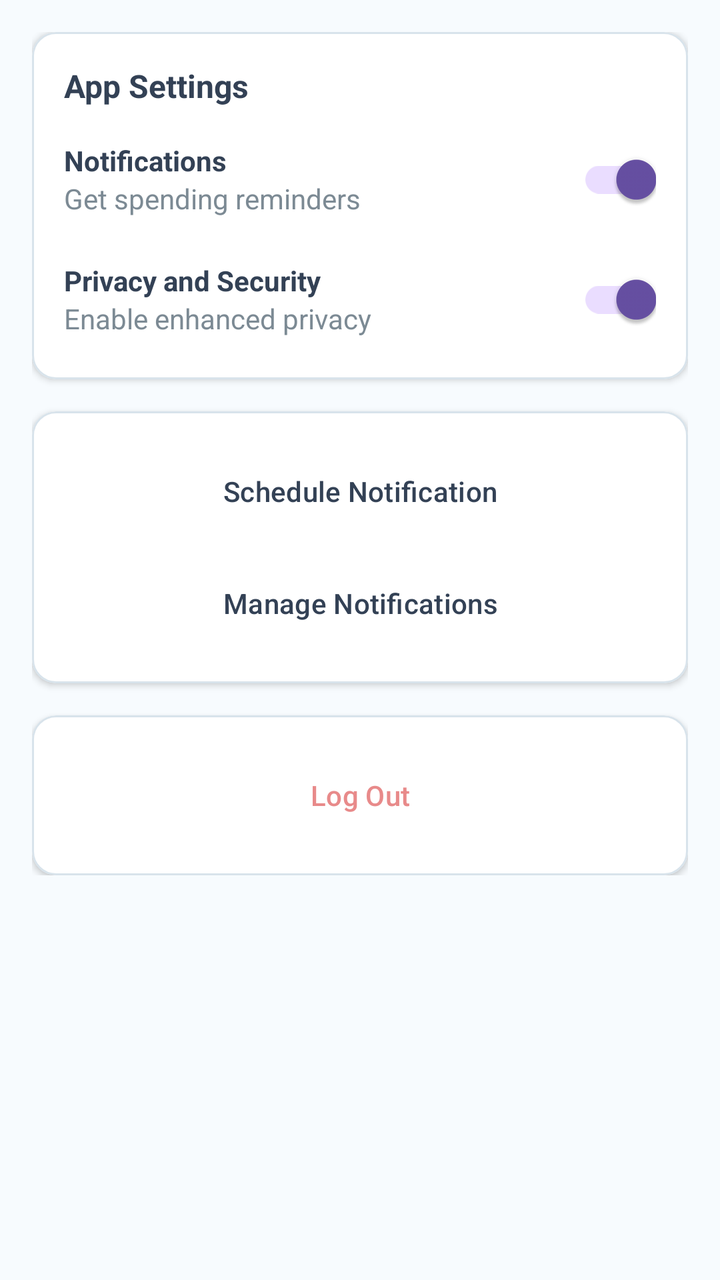
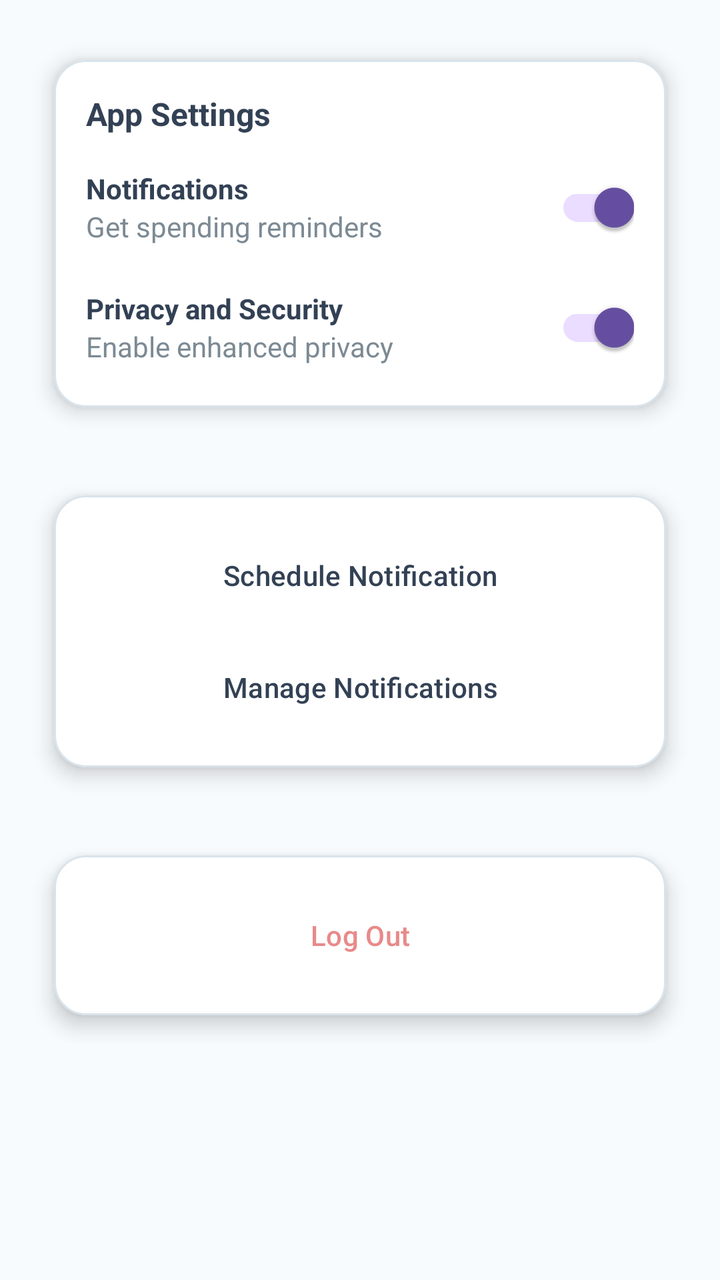

Screens rendered from an Android XML layout before and after an edit, with the pre-edit source and the edit as a unified diff.
<!-- AndroidManifest.xml: application theme Theme.MyApplication -->
<!-- res/layout/fragment_profile_settings.xml -->
<?xml version="1.0" encoding="utf-8"?>
<ScrollView xmlns:android="http://schemas.android.com/apk/res/android"
    xmlns:app="http://schemas.android.com/apk/res-auto"
    xmlns:tools="http://schemas.android.com/tools"
    android:layout_width="match_parent"
    android:layout_height="match_parent"
    android:background="@color/background"
    android:padding="16dp">

    <LinearLayout
        android:layout_width="match_parent"
        android:layout_height="wrap_content"
        android:orientation="vertical">

        
        <com.google.android.material.card.MaterialCardView
            android:layout_width="match_parent"
            android:layout_height="wrap_content"
            android:layout_marginBottom="16dp"
            app:cardCornerRadius="12dp"
            app:cardElevation="2dp"
            app:cardBackgroundColor="@color/card_background"
            app:strokeColor="@color/border"
            app:strokeWidth="1dp">

            <LinearLayout
                android:layout_width="match_parent"
                android:layout_height="wrap_content"
                android:orientation="vertical"
                android:padding="16dp">

                <TextView
                    android:layout_width="wrap_content"
                    android:layout_height="wrap_content"
                    android:text="@string/app_settings"
                    android:textColor="@color/foreground"
                    android:textSize="16sp"
                    android:textStyle="bold"
                    android:layout_marginBottom="12dp" />

                
                <LinearLayout
                    android:layout_width="match_parent"
                    android:layout_height="wrap_content"
                    android:orientation="horizontal"
                    android:gravity="center_vertical"
                    android:layout_marginBottom="12dp">

                    <LinearLayout
                        android:layout_width="0dp"
                        android:layout_height="wrap_content"
                        android:layout_weight="1"
                        android:orientation="vertical">

                        <TextView
                            android:layout_width="wrap_content"
                            android:layout_height="wrap_content"
                            android:text="@string/notifications"
                            android:textStyle="bold"
                            android:textColor="@color/foreground" />

                        <TextView
                            android:layout_width="wrap_content"
                            android:layout_height="wrap_content"
                            android:text="@string/get_spending_reminders"
                            android:textColor="@color/muted_foreground"
                            tools:ignore="TextContrastCheck" />

                    </LinearLayout>

                    <androidx.appcompat.widget.SwitchCompat
                        android:id="@+id/notificationsSwitch"
                        android:layout_width="wrap_content"
                        android:layout_height="wrap_content"
                        android:checked="true"
                        android:thumbTint="@color/primary"
                        android:trackTint="@color/primary_soft"
                        tools:ignore="DuplicateSpeakableTextCheck" />

                </LinearLayout>

                
                <LinearLayout
                    android:layout_width="match_parent"
                    android:layout_height="wrap_content"
                    android:orientation="horizontal"
                    android:gravity="center_vertical">

                    <LinearLayout
                        android:layout_width="0dp"
                        android:layout_height="wrap_content"
                        android:layout_weight="1"
                        android:orientation="vertical">

                        <TextView
                            android:layout_width="wrap_content"
                            android:layout_height="wrap_content"
                            android:text="@string/privacy_and_security"
                            android:textStyle="bold"
                            android:textColor="@color/foreground" />

                        <TextView
                            android:layout_width="wrap_content"
                            android:layout_height="wrap_content"
                            android:text="@string/enable_enhanced_privacy"
                            android:textColor="@color/muted_foreground"
                            tools:ignore="TextContrastCheck" />

                    </LinearLayout>

                    <androidx.appcompat.widget.SwitchCompat
                        android:id="@+id/privacySecuritySwitch"
                        android:layout_width="wrap_content"
                        android:layout_height="wrap_content"
                        android:checked="true"
                        android:thumbTint="@color/primary"
                        android:trackTint="@color/primary_soft" />

                </LinearLayout>

            </LinearLayout>
        </com.google.android.material.card.MaterialCardView>

        
        <com.google.android.material.card.MaterialCardView
            android:layout_width="match_parent"
            android:layout_height="wrap_content"
            android:layout_marginBottom="16dp"
            app:cardCornerRadius="12dp"
            app:cardElevation="2dp"
            app:cardBackgroundColor="@color/card_background"
            app:strokeColor="@color/border"
            app:strokeWidth="1dp">

            <LinearLayout
                android:layout_width="match_parent"
                android:layout_height="wrap_content"
                android:orientation="vertical"
                android:padding="16dp">

                <Button
                    android:id="@+id/btnScheduleNotification"
                    style="@style/Widget.Material3.Button.TextButton"
                    android:layout_width="match_parent"
                    android:layout_height="wrap_content"
                    android:text="Schedule Notification"
                    android:textColor="@color/foreground"
                    android:backgroundTint="@android:color/transparent"
                    android:foreground="?attr/selectableItemBackground"
                    tools:ignore="TextContrastCheck,VisualLintButtonSize" />

                <View
                    android:layout_width="match_parent"
                    android:layout_height="8dp" />

                <Button
                    android:id="@+id/btnManageNotifications"
                    style="@style/Widget.Material3.Button.TextButton"
                    android:layout_width="match_parent"
                    android:layout_height="wrap_content"
                    android:text="Manage Notifications"
                    android:textColor="@color/foreground"
                    android:backgroundTint="@android:color/transparent"
                    android:foreground="?attr/selectableItemBackground"
                    tools:ignore="TextContrastCheck,VisualLintButtonSize" />

            </LinearLayout>
        </com.google.android.material.card.MaterialCardView>

        
        <com.google.android.material.card.MaterialCardView
            android:layout_width="match_parent"
            android:layout_height="wrap_content"
            app:cardCornerRadius="12dp"
            app:cardElevation="2dp"
            app:cardBackgroundColor="@color/card_background"
            app:strokeColor="@color/border"
            app:strokeWidth="1dp">

            <LinearLayout
                android:layout_width="match_parent"
                android:layout_height="wrap_content"
                android:orientation="vertical"
                android:padding="16dp">

                <Button
                    android:id="@+id/logoutButton"
                    style="@style/Widget.Material3.Button.TextButton"
                    android:layout_width="match_parent"
                    android:layout_height="wrap_content"
                    android:backgroundTint="@android:color/transparent"
                    android:foreground="?attr/selectableItemBackground"
                    android:text="@string/log_out"
                    android:textColor="@color/error"
                    tools:ignore="TextContrastCheck,VisualLintButtonSize" />

            </LinearLayout>
        </com.google.android.material.card.MaterialCardView>

        
        <FrameLayout
            android:id="@+id/profile_fragment_container"
            android:layout_width="match_parent"
            android:layout_height="match_parent"
            android:layout_marginTop="16dp"
            android:visibility="gone" />

    </LinearLayout>
</ScrollView>
<!-- resources referenced by this layout -->
<resources>
  <color name="background">#F7FBFE</color>
  <color name="border">#D8E3EB</color>
  <color name="card_background">#FFFFFF</color>
  <color name="error">@color/destructive</color>
  <color name="foreground">#334155</color>
  <color name="muted_foreground">#7C8A94</color>
  <color name="primary">#4DB8FF</color>
  <color name="primary_soft">#E9F4FB</color>
  <string name="app_settings">App Settings</string>
  <string name="enable_enhanced_privacy">Enable enhanced privacy</string>
  <string name="get_spending_reminders">Get spending reminders</string>
  <string name="log_out">Log Out</string>
  <string name="notifications">Notifications</string>
  <string name="privacy_and_security">Privacy and Security</string>
  <style name="Theme.MyApplication" parent="Base.Theme.MyApplication" />
  <color name="destructive">#E88A8A</color>
  <style name="Base.Theme.MyApplication" parent="Theme.Material3.DayNight.NoActionBar">
          
          
      </style>
</resources>

<!-- the commit's change to res/layout/fragment_profile_settings.xml (unified diff, before → after) -->
@@ -17,8 +17,10 @@
             android:layout_width="match_parent"
             android:layout_height="wrap_content"
             android:layout_marginBottom="16dp"
-            app:cardCornerRadius="12dp"
-            app:cardElevation="2dp"
+            app:cardCornerRadius="16dp"
+            app:cardElevation="6dp"
+            app:cardUseCompatPadding="true"
+            app:cardPreventCornerOverlap="true"
             app:cardBackgroundColor="@color/card_background"
             app:strokeColor="@color/border"
             app:strokeWidth="1dp">
@@ -126,8 +128,10 @@
             android:layout_width="match_parent"
             android:layout_height="wrap_content"
             android:layout_marginBottom="16dp"
-            app:cardCornerRadius="12dp"
-            app:cardElevation="2dp"
+            app:cardCornerRadius="16dp"
+            app:cardElevation="6dp"
+            app:cardUseCompatPadding="true"
+            app:cardPreventCornerOverlap="true"
             app:cardBackgroundColor="@color/card_background"
             app:strokeColor="@color/border"
             app:strokeWidth="1dp">
@@ -171,8 +175,10 @@
         <com.google.android.material.card.MaterialCardView
             android:layout_width="match_parent"
             android:layout_height="wrap_content"
-            app:cardCornerRadius="12dp"
-            app:cardElevation="2dp"
+            app:cardCornerRadius="16dp"
+            app:cardElevation="6dp"
+            app:cardUseCompatPadding="true"
+            app:cardPreventCornerOverlap="true"
             app:cardBackgroundColor="@color/card_background"
             app:strokeColor="@color/border"
             app:strokeWidth="1dp">
